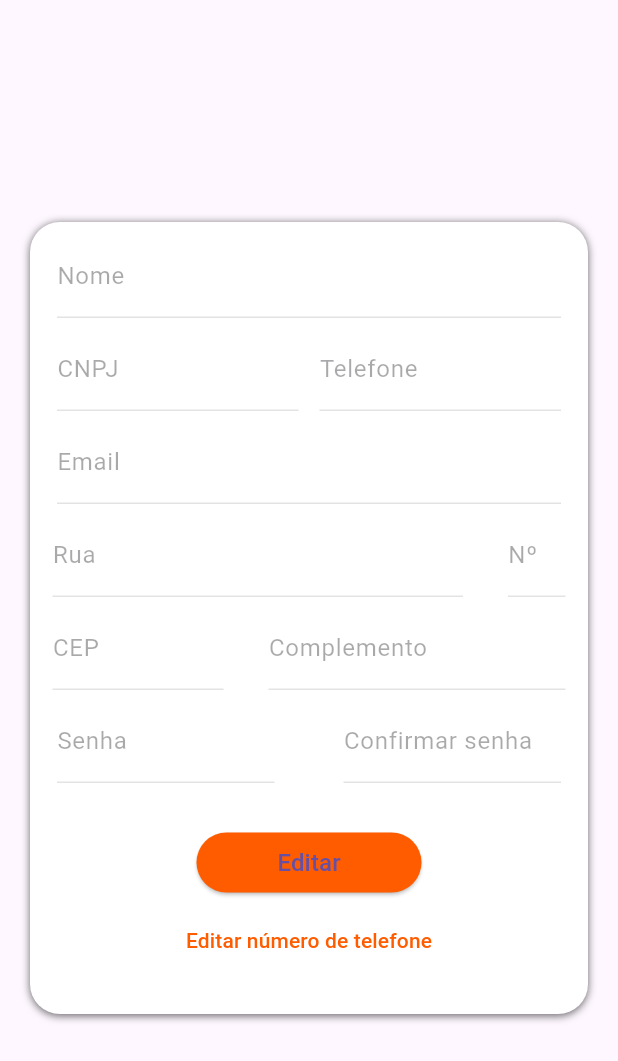
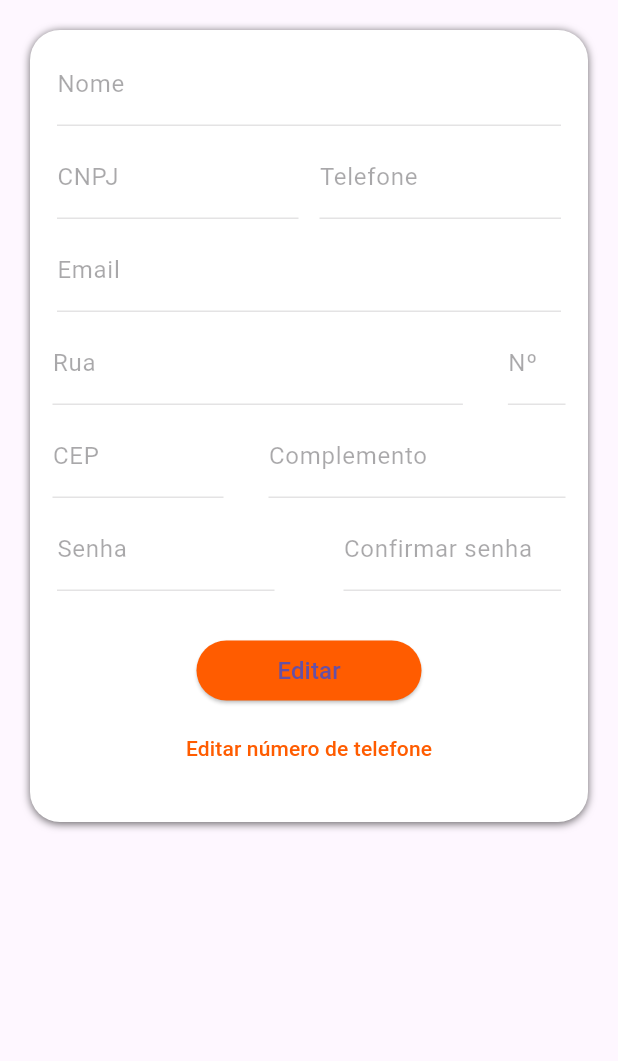
Before and after one commit to icl00ud/mech_client, a Flutter app: the UserAccount screen opened directly, on a phone screen of 412 x 824 dp. Shown: the top 1061 px of the screen. Run offline on Flutter 3.47's test engine with Material 3 defaults, Android fonts, the phone set to English and light mode, and no system bars; our stand-ins replace cloud_firestore, firebase_auth, firebase_core, font_awesome_flutter, mask_text_input_formatter, pinput; missing offline and left inert: cpf_cnpj_validator; accounts and stored records are empty.

Commit message:
Fixed some things

```diff
--- a/lib/screens/user_account_screen.dart
+++ b/lib/screens/user_account_screen.dart
@@ -44,12 +44,12 @@ class _UserAccountState extends State<UserAccount> {
 
         return Scaffold(
           body: SafeArea(
+            child: SingleChildScrollView(
               child: Column(
                 mainAxisAlignment: MainAxisAlignment.center,
                 children: [
                   Padding(
                     padding: const EdgeInsets.all(10.0),
-                  child: SingleChildScrollView(
                     child: Container(
                       padding: const EdgeInsets.only(
                           left: 15, right: 15, top: 5, bottom: 25),
@@ -71,8 +71,8 @@ class _UserAccountState extends State<UserAccount> {
                       ),
                     ),
                   ),
+                ],
               ),
-              ],
             ),
           ),
         );
--- a/lib/services/validations/sms_validation.dart
+++ b/lib/services/validations/sms_validation.dart
@@ -6,7 +6,7 @@ import 'package:http/http.dart' as http;
 class SmsVerification {
   final String number;
   final String accountSid = 'AC9fe9a7c2306deacb66fa86f9249598dc';
-  final String authToken = 'f1c034b15a28042da9a23ce7bed7117a';
+  final String authToken = '5e9cb5577e7b9d5c6a2a396b2cc19fbd';
   final String twilioNumber = '+14843098091';
 
   SmsVerification({required this.number});
```
Also changed, not shown: lib/services/user_services.dart (+1 -6 lines). Lines whose indentation alone changed are shown as unchanged.
